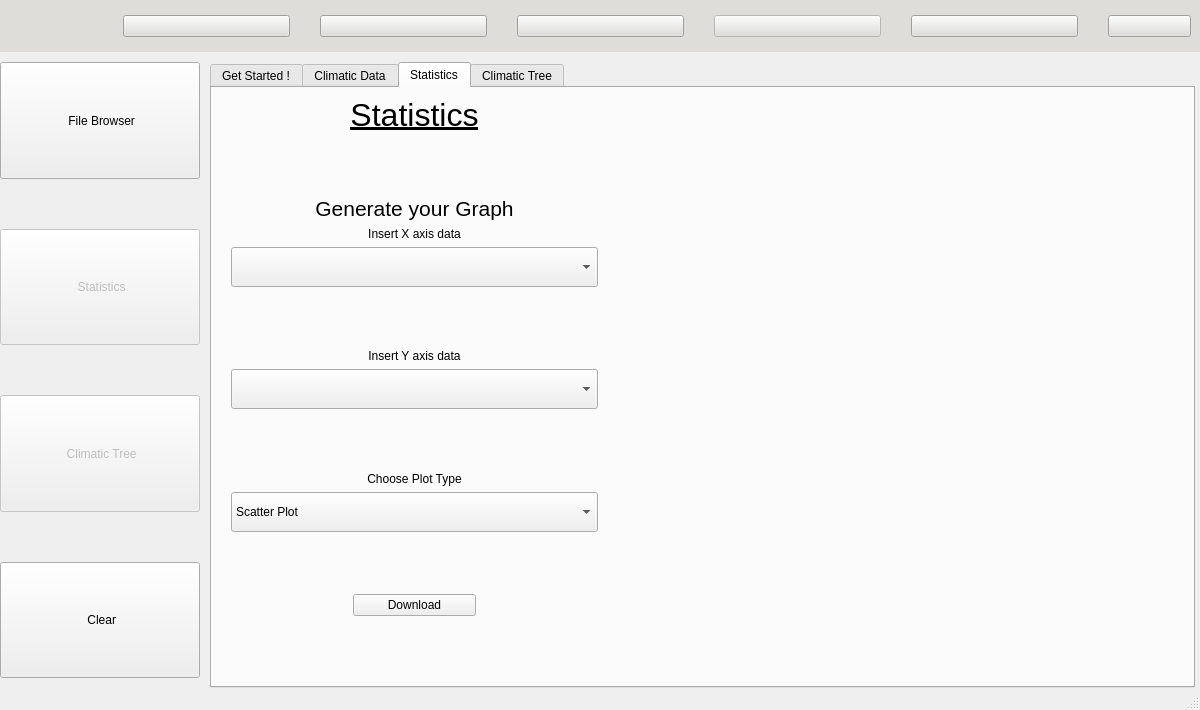
Above: scripts/Qt/main.ui from tahiri-lab/iPhyloGeo_plus_plus before the change. Below: the same form after it.
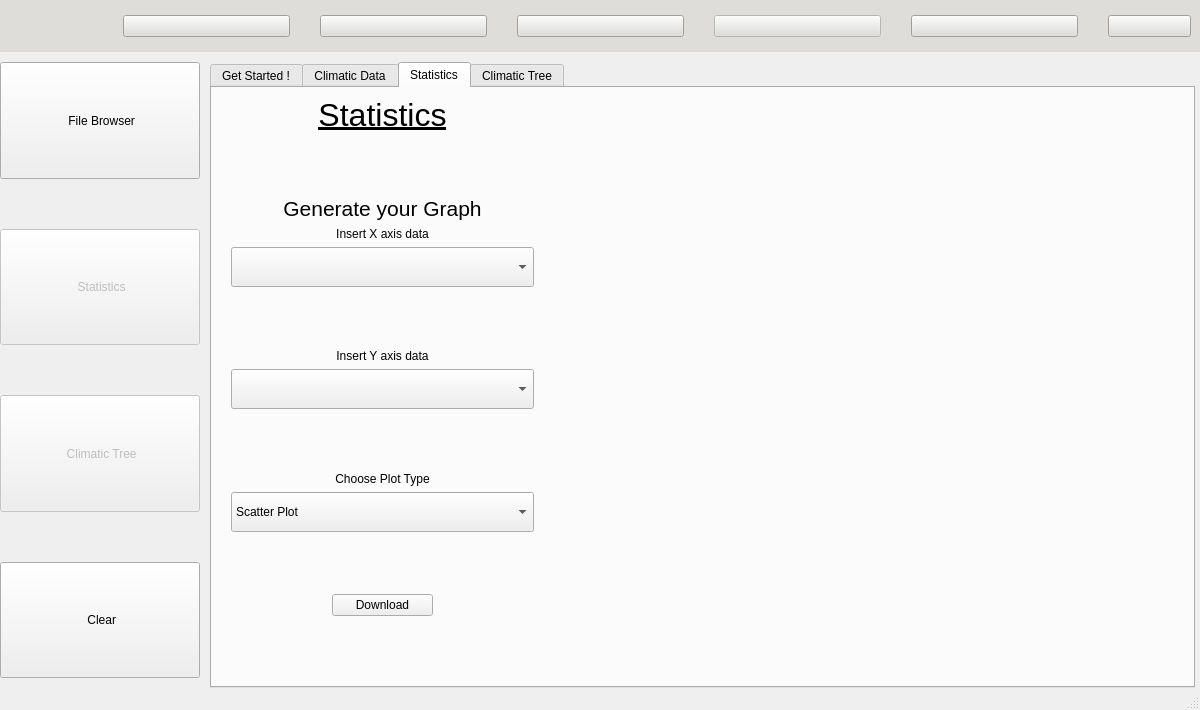
That is the form after the change. Icons and pictures are not drawn.

Commit message: Correlation graph

Diff of the .ui file:
```diff
--- a/scripts/Qt/main.ui
+++ b/scripts/Qt/main.ui
@@ -2351,7 +2351,7 @@
                  <property name="frameShadow">
                   <enum>QFrame::Shadow::Raised</enum>
                  </property>
-                 <layout class="QHBoxLayout" name="horizontalLayout_11" stretch="2,3">
+                 <layout class="QHBoxLayout" name="horizontalLayout_11" stretch="2,4">
                   <property name="spacing">
                    <number>4</number>
                   </property>
```
Left out of the diff: 5 changed lines with no effect on the pictures. The commit also changes 2 other files.
